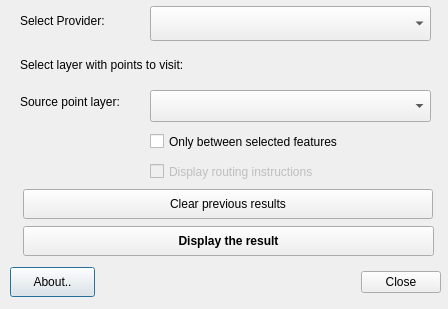
strues-maps/qgis_osrm, file ui/osrm_dialog_tsp.ui: the form before one commit.
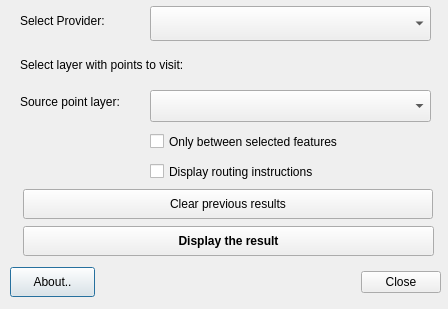
The form after the commit. Custom widgets are drawn as their Qt base class.

```diff
--- a/ui/osrm_dialog_tsp.ui
+++ b/ui/osrm_dialog_tsp.ui
@@ -198,7 +198,7 @@
   </widget>
   <widget class="QCheckBox" name="checkBox_instructions">
    <property name="enabled">
-    <bool>false</bool>
+    <bool>true</bool>
    </property>
    <property name="geometry">
     <rect>
```
